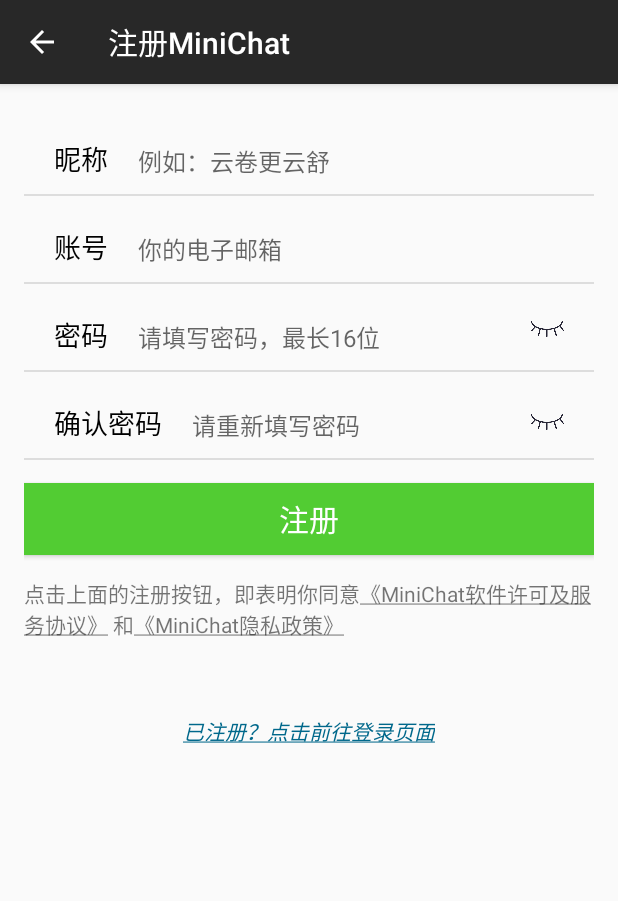
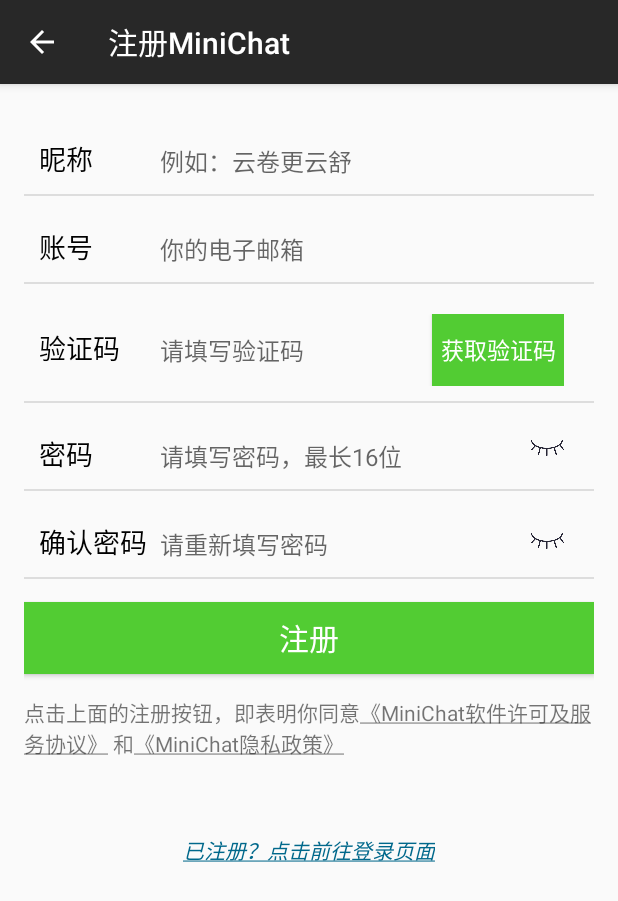
Before and after one commit to SYSUMiniChat/MiniChat, an Android app: the register screen opened directly, with no data from a screen before it, on a phone screen of 412 x 824 dp. Shown: the top 901 px of the screen. Run offline under Robolectric (Android 15) with nearby library versions, the phone set to English and light mode, and no system bars.

Commit message:
注册页面添加验证码

```diff
--- a/MiniChat/app/src/main/java/com/example/caitzh/minichat/changeSignature.java
+++ b/MiniChat/app/src/main/java/com/example/caitzh/minichat/changeSignature.java
@@ -7,7 +7,7 @@
 import android.view.View;
 import android.widget.Button;
 import android.widget.EditText;
-import android.widget.ImageView;
+
 
 public class changeSignature extends AppCompatActivity {
 
--- a/MiniChat/app/src/main/res/layout/activity_forget_password.xml
+++ b/MiniChat/app/src/main/res/layout/activity_forget_password.xml
@@ -37,7 +37,7 @@
             android:textColor="@color/colorBlack"
             android:layout_gravity="center_vertical"/>
         <EditText
-            android:id="@+id/nickname"
+            android:id="@+id/code"
             android:layout_width="100dp"
             android:layout_height="wrap_content"
             android:hint="请输入验证码"
--- a/MiniChat/app/src/main/res/layout/activity_register.xml
+++ b/MiniChat/app/src/main/res/layout/activity_register.xml
@@ -12,7 +12,7 @@
 
     <LinearLayout style="@style/myLinearLayout">
         <TextView
-            android:layout_width="wrap_content"
+            android:layout_width="75dp"
             android:layout_height="wrap_content"
             android:text="昵称"
             android:textSize="18sp"
@@ -20,7 +20,8 @@
         <EditText
             android:id="@+id/nickname"
             android:hint="例如：云卷更云舒"
-            style="@style/myEditText"/>
+            style="@style/myEditText"
+            android:layout_marginLeft="5dp"/>
     </LinearLayout>
 
     <View
@@ -29,7 +30,7 @@
 
     <LinearLayout style="@style/myLinearLayout">
         <TextView
-            android:layout_width="wrap_content"
+            android:layout_width="75dp"
             android:layout_height="wrap_content"
             android:text="账号"
             android:textSize="18sp"
@@ -37,7 +38,8 @@
         <EditText
             android:id="@+id/miniNumber"
             android:hint="你的电子邮箱"
-            style="@style/myEditText"/>
+            style="@style/myEditText"
+            android:layout_marginLeft="5dp"/>
     </LinearLayout>
 
     <View
@@ -46,7 +48,34 @@
 
     <LinearLayout style="@style/myLinearLayout">
         <TextView
+            android:layout_width="75dp"
+            android:layout_height="wrap_content"
+            android:text="验证码"
+            android:textSize="18sp"
+            android:textColor="@color/colorBlack" />
+        <EditText
+            android:id="@+id/verificationCode"
+            android:hint="请填写验证码"
+            style="@style/myEditText"
+            android:layout_marginLeft="5dp"
+            android:maxLength="6"/>
+        <Button
+            android:id="@+id/getCode"
             android:layout_width="wrap_content"
+            android:layout_height="wrap_content"
+            android:text="获取验证码"
+            android:textSize="15sp"
+            android:textColor="@color/colorWhite"
+            android:background="@color/colorGreen" />
+    </LinearLayout>
+
+    <View
+        android:id="@+id/view3"
+        style="@style/myView"/>
+
+    <LinearLayout style="@style/myLinearLayout">
+        <TextView
+            android:layout_width="75dp"
             android:layout_height="wrap_content"
             android:text="密码"
             android:textSize="18sp"
@@ -56,7 +85,8 @@
             android:hint="请填写密码，最长16位"
             style="@style/myEditText"
             android:inputType="textPassword"
-            android:maxLength="16"/>
+            android:maxLength="16"
+            android:layout_marginLeft="5dp"/>
         <ImageView
             android:id="@+id/passwordVisible"
             android:layout_width="22dp"
@@ -65,12 +95,12 @@
     </LinearLayout>
 
     <View
-        android:id="@+id/view3"
+        android:id="@+id/view4"
         style="@style/myView"/>
 
     <LinearLayout style="@style/myLinearLayout">
         <TextView
-            android:layout_width="wrap_content"
+            android:layout_width="75dp"
             android:layout_height="wrap_content"
             android:text="确认密码"
             android:textSize="18sp"
@@ -80,7 +110,8 @@
             android:hint="请重新填写密码"
             style="@style/myEditText"
             android:inputType="textPassword"
-            android:maxLength="16"/>
+            android:maxLength="16"
+            android:layout_marginLeft="5dp"/>
         <ImageView
             android:id="@+id/confirmPasswordVisible"
             android:layout_width="22dp"
@@ -90,7 +121,7 @@
     </LinearLayout>
 
     <View
-        android:id="@+id/view4"
+        android:id="@+id/view5"
         style="@style/myView"/>
 
     <Button
--- a/MiniChat/app/src/main/res/values/styles.xml
+++ b/MiniChat/app/src/main/res/values/styles.xml
@@ -20,7 +20,7 @@
     <style name="myLinearLayout">
         <item name="android:layout_width">match_parent</item>
         <item name="android:layout_height">wrap_content</item>
-        <item name="android:layout_marginLeft">20dp</item>
+        <item name="android:layout_marginLeft">10dp</item>
         <item name="android:layout_marginRight">20dp</item>
         <item name="android:layout_marginTop">20dp</item>
     </style>
```
Also changed, not shown: MiniChat/app/src/main/java/com/example/caitzh/minichat/changePassword.java (+19 -0 lines), MiniChat/app/src/main/java/com/example/caitzh/minichat/forgetPassword.java (+120 -10 lines), MiniChat/app/src/main/java/com/example/caitzh/minichat/personalInformation.java (+3 -7 lines), MiniChat/app/src/main/java/com/example/caitzh/minichat/register.java (+45 -15 lines), MiniChat/app/src/main/java/com/example/caitzh/minichat/signIn.java (+8 -10 lines).
